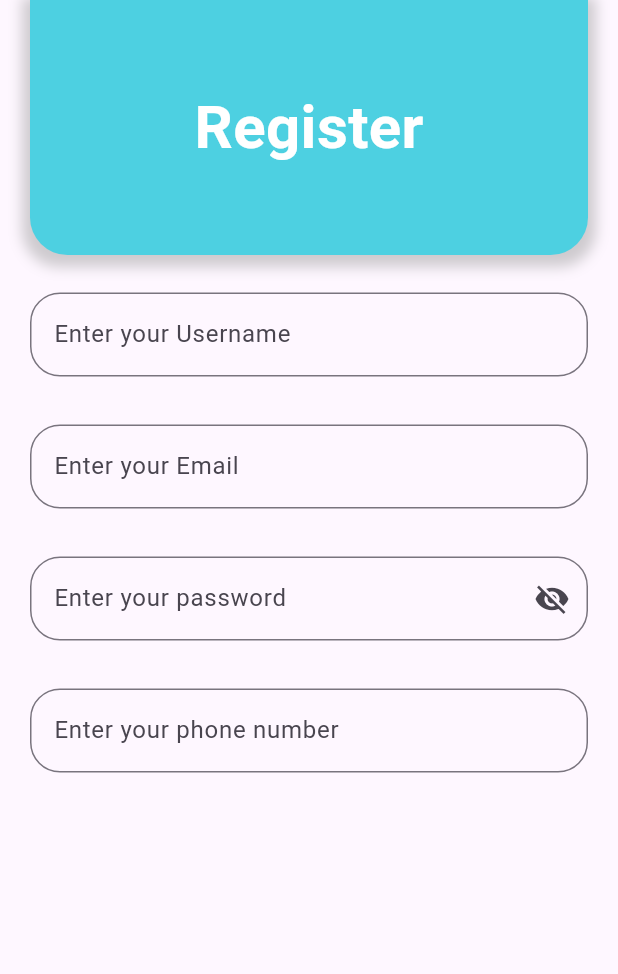
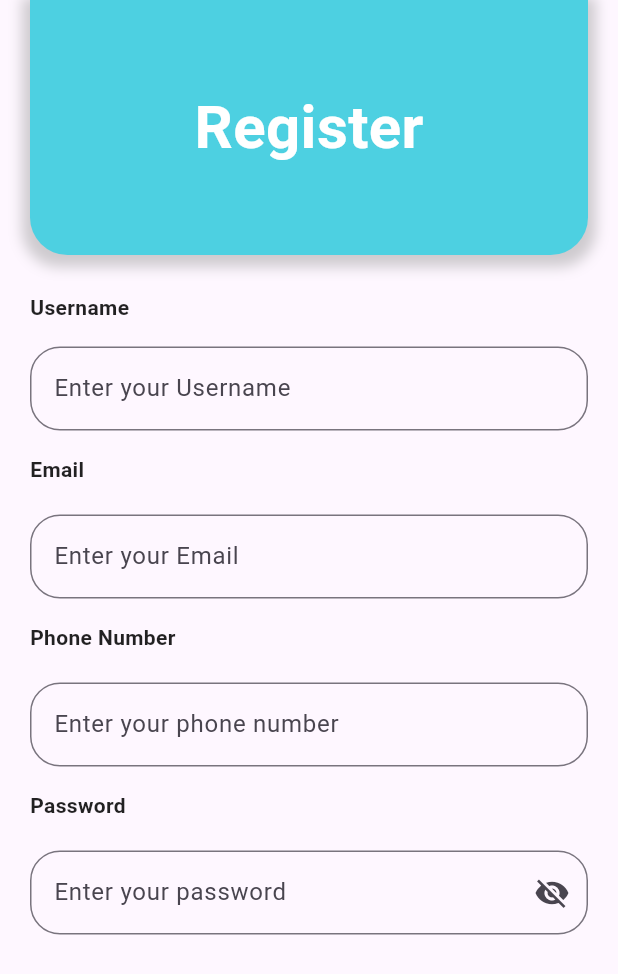
Before and after one commit to komeyl88/digi_store, a Flutter app: the screen it shows after launch, on a phone screen of 412 x 824 dp. Shown: the top 974 px of the screen. Run offline on Flutter 3.47's test engine with Material 3 defaults, Android fonts, the phone set to English and light mode, and no system bars; Roboto replaces fonts that are missing (obrazec).

```diff
--- a/lib/view/Register/signup.dart
+++ b/lib/view/Register/signup.dart
@@ -57,21 +57,75 @@ class _SignupPageState extends State<SignupPage> {
                 Form(
                   child: Column(
                     children: [
+                      Container(
+                        alignment: Alignment.centerLeft,
+                        child: Text(
+                          "Username",
+                          style: TextStyle(
+                              color: Colors.black87,
+                              fontWeight: FontWeight.bold),
+                          textAlign: TextAlign.left,
+                        ),
+                      ),
+                      SizedBox(
+                        height: 16,
+                      ),
                       Username_Input(),
                       SizedBox(
-                        height: 32,
+                        height: 16,
+                      ),
+                      Container(
+                        alignment: Alignment.centerLeft,
+                        child: Text(
+                          "Email",
+                          style: TextStyle(
+                              color: Colors.black87,
+                              fontWeight: FontWeight.bold),
+                          textAlign: TextAlign.left,
+                        ),
+                      ),
+                      SizedBox(
+                        height: 20,
                       ),
                       Email_Input(),
                       SizedBox(
-                        height: 32,
+                        height: 16,
+                      ),
+                      Container(
+                        alignment: Alignment.centerLeft,
+                        child: Text(
+                          "Phone Number",
+                          style: TextStyle(
+                              color: Colors.black87,
+                              fontWeight: FontWeight.bold),
+                          textAlign: TextAlign.left,
+                        ),
+                      ),
+                      SizedBox(
+                        height: 20,
+                      ),
+                      Phonenumber_Input(),
+                      SizedBox(
+                        height: 16,
+                      ),
+                      Container(
+                        alignment: Alignment.centerLeft,
+                        child: Text(
+                          "Password",
+                          style: TextStyle(
+                              color: Colors.black87,
+                              fontWeight: FontWeight.bold),
+                          textAlign: TextAlign.left,
+                        ),
+                      ),
+                      SizedBox(
+                        height: 20,
                       ),
                       Password_Input(),
-                      SizedBox(
-                        height: 32,
-                      ),
-                        Phonenumber_Input(),
+
                       // Add more fields as needed
                     ],
+
                   ),
                 ),
               ],
@@ -80,6 +134,5 @@ class _SignupPageState extends State<SignupPage> {
         ),
       ),
     );
-
   }
 }
```
Lines whose indentation alone changed are shown as unchanged.
